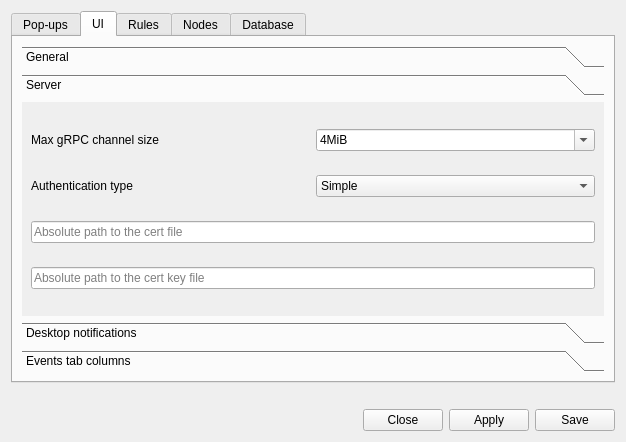
Old version of the form ui/opensnitch/res/preferences.ui in the repository diegoakanotoperator/securesnitch.
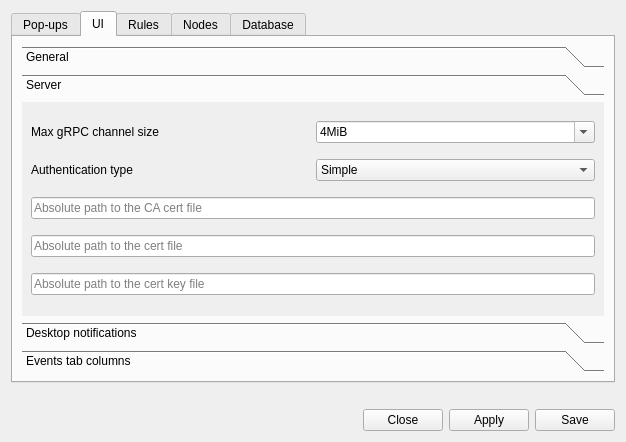
New version of the form. The open tabs and pages were chosen to show the change. Icons and pictures are not drawn.

Commit message:
ui,prefs: allow to configure CA cert for TLS comms
TLS simple: server cert + key
TLS mutual: CA cert + server cert + server key

```diff
--- a/ui/opensnitch/res/preferences.ui
+++ b/ui/opensnitch/res/preferences.ui
@@ -617,6 +617,13 @@
              </item>
             </widget>
            </item>
+           <item row="3" column="0" colspan="2">
+            <widget class="QLineEdit" name="lineCertFile">
+             <property name="placeholderText">
+              <string>Absolute path to the cert file</string>
+             </property>
+            </widget>
+           </item>
            <item row="0" column="0">
             <widget class="QLabel" name="label_20">
              <property name="toolTip">
@@ -627,7 +634,7 @@
              </property>
             </widget>
            </item>
-           <item row="3" column="0" colspan="2">
+           <item row="4" column="0" colspan="2">
             <widget class="QLineEdit" name="lineCertKeyFile">
              <property name="placeholderText">
               <string>Absolute path to the cert key file</string>
@@ -645,9 +652,9 @@
             </widget>
            </item>
            <item row="2" column="0" colspan="2">
-            <widget class="QLineEdit" name="lineCertFile">
+            <widget class="QLineEdit" name="lineCACertFile">
              <property name="placeholderText">
-              <string>Absolute path to the cert file</string>
+              <string>Absolute path to the CA cert file</string>
              </property>
             </widget>
            </item>
```
Left out of the diff: 4 changed lines with no effect on the pictures. The commit also changes 4 other files.
